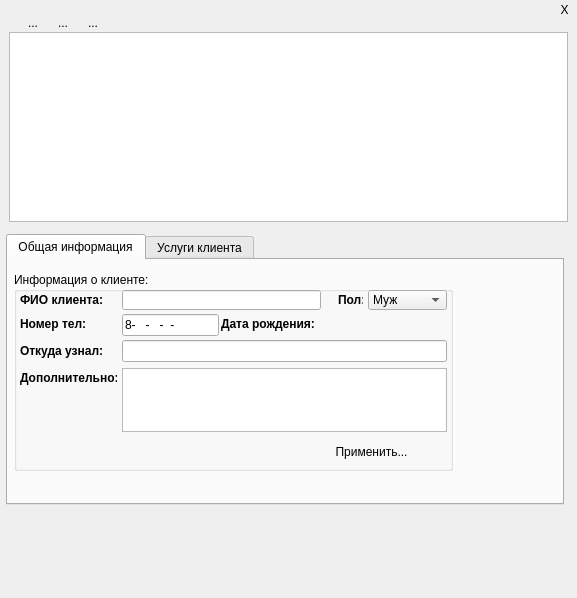
sergey4475/profi, file frmclients.ui: the form before one commit.
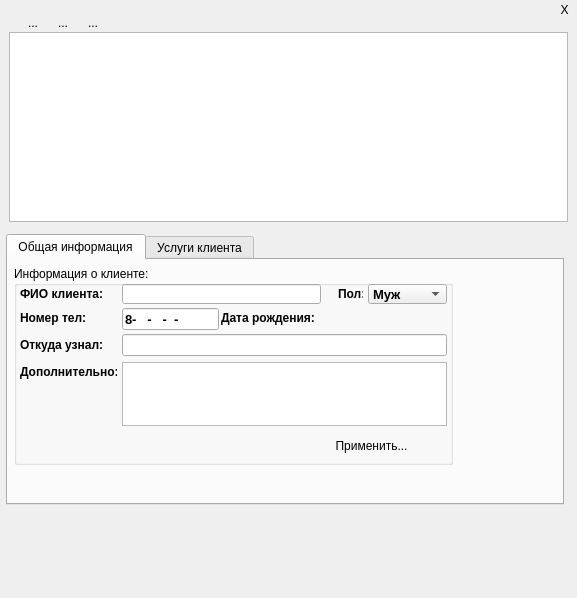
The form after the commit. Icons and pictures are not drawn. Custom widgets are drawn as their Qt base class.

Diff of the .ui file:
```diff
--- a/frmclients.ui
+++ b/frmclients.ui
@@ -112,7 +112,7 @@
      <property name="geometry">
       <rect>
        <x>6</x>
-       <y>12</y>
+       <y>6</y>
        <width>439</width>
        <height>199</height>
       </rect>
@@ -132,8 +132,16 @@
         <height>22</height>
        </rect>
       </property>
+      <property name="font">
+       <font>
+        <pointsize>10</pointsize>
+        <weight>75</weight>
+        <bold>true</bold>
+        <stylestrategy>PreferDefault</stylestrategy>
+       </font>
+      </property>
       <property name="readOnly">
-       <bool>true</bool>
+       <bool>false</bool>
       </property>
      </widget>
      <widget class="QLineEdit" name="FIOEdit">
@@ -148,8 +156,16 @@
         <height>20</height>
        </rect>
       </property>
+      <property name="font">
+       <font>
+        <pointsize>10</pointsize>
+        <weight>75</weight>
+        <bold>true</bold>
+        <stylestrategy>PreferDefault</stylestrategy>
+       </font>
+      </property>
       <property name="readOnly">
-       <bool>true</bool>
+       <bool>false</bool>
       </property>
      </widget>
      <widget class="QLabel" name="label">
@@ -193,11 +209,19 @@
         <height>22</height>
        </rect>
       </property>
+      <property name="font">
+       <font>
+        <pointsize>10</pointsize>
+        <weight>75</weight>
+        <bold>true</bold>
+        <stylestrategy>PreferDefault</stylestrategy>
+       </font>
+      </property>
       <property name="inputMask">
        <string>8-999-999-99-99; </string>
       </property>
       <property name="readOnly">
-       <bool>true</bool>
+       <bool>false</bool>
       </property>
      </widget>
      <widget class="QLabel" name="label_2">
@@ -250,8 +274,16 @@
         <height>64</height>
        </rect>
       </property>
+      <property name="font">
+       <font>
+        <pointsize>10</pointsize>
+        <weight>75</weight>
+        <bold>true</bold>
+        <stylestrategy>PreferDefault</stylestrategy>
+       </font>
+      </property>
       <property name="readOnly">
-       <bool>true</bool>
+       <bool>false</bool>
       </property>
      </widget>
      <widget class="QLabel" name="label_4">
@@ -330,6 +362,14 @@
         <height>20</height>
        </rect>
       </property>
+      <property name="font">
+       <font>
+        <pointsize>10</pointsize>
+        <weight>75</weight>
+        <bold>true</bold>
+        <stylestrategy>PreferDefault</stylestrategy>
+       </font>
+      </property>
       <item>
        <property name="text">
         <string>Муж</string>
@@ -369,6 +409,14 @@
         <height>22</height>
        </rect>
       </property>
+      <property name="font">
+       <font>
+        <pointsize>10</pointsize>
+        <weight>75</weight>
+        <bold>true</bold>
+        <stylestrategy>PreferDefault</stylestrategy>
+       </font>
+      </property>
      </widget>
     </widget>
    </widget>
```
